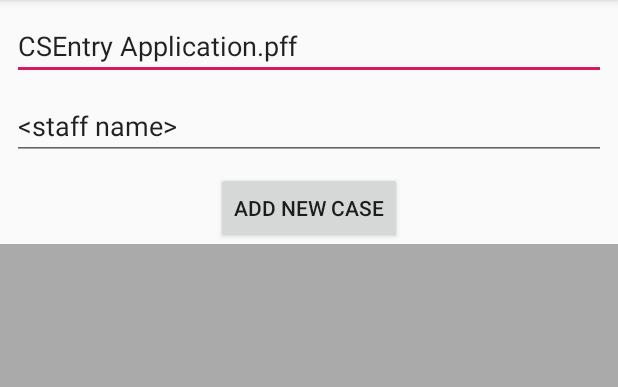
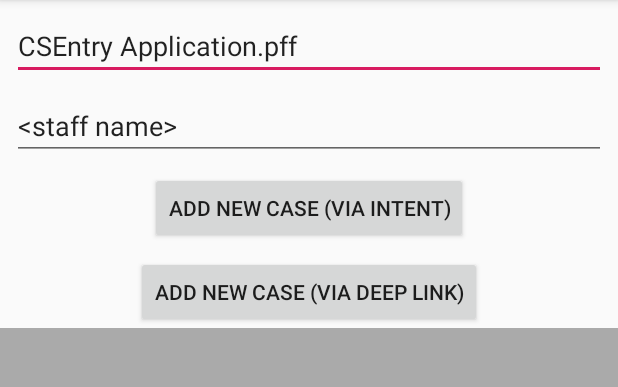
Before and after one commit to CSProDevelopment/CSEntryAndroidLauncher, an Android app: the screen it shows after launch (MainActivity), on a phone screen of 412 x 824 dp, the part 84-471 px from its top. Run offline under Robolectric (Android 15) with nearby library versions, the phone set to English and light mode, and no system bars; our stand-ins replace Room's generated code.

Commit message:
demonstrated launching CSEntry using a deep link (available in CSPro 8.1)

```diff
--- a/app/src/main/java/gov/census/cspro/csentrylauncher/MainActivity.kt
+++ b/app/src/main/java/gov/census/cspro/csentrylauncher/MainActivity.kt
@@ -3,13 +3,13 @@ package gov.census.cspro.csentrylauncher
 import android.content.ActivityNotFoundException
 import android.content.ComponentName
 import android.content.Intent
+import android.net.Uri
 import android.os.Bundle
 import android.widget.Button
 import android.widget.EditText
 import androidx.activity.viewModels
 import androidx.appcompat.app.AlertDialog
 import androidx.appcompat.app.AppCompatActivity
-import androidx.lifecycle.Observer
 import androidx.recyclerview.widget.LinearLayoutManager
 import androidx.recyclerview.widget.RecyclerView
 import java.util.*
@@ -25,11 +25,13 @@ class MainActivity : AppCompatActivity() {
 
         mEditTextPffFile = findViewById(R.id.editTextPff)
         mEditTextStaffName = findViewById(R.id.editTextStaffName)
-        val buttonLaunch = findViewById<Button>(R.id.buttonLaunch)
-        buttonLaunch.setOnClickListener {
-            val pffFile = mEditTextPffFile.text.toString()
-            val staffName = mEditTextStaffName.text.toString()
-            launchCSEntry(pffFile, staffName)
+
+        findViewById<Button>(R.id.buttonLaunchViaIntent).setOnClickListener {
+            launchCSEntryViaIntent(mEditTextPffFile.text.toString(), mEditTextStaffName.text.toString())
+        }
+
+        findViewById<Button>(R.id.buttonLaunchViaDeepLink).setOnClickListener {
+            launchCSEntryViaDeepLink(mEditTextPffFile.text.toString(), mEditTextStaffName.text.toString())
         }
 
         // RecyclerView that displays list of cases from CSPro
@@ -38,13 +40,13 @@ class MainActivity : AppCompatActivity() {
         val adapter = CSProCaseListAdapter(this)
         recyclerView.adapter = adapter
         recyclerView.layoutManager = LinearLayoutManager(this)
-        casesViewModel.allCases.observe(this, Observer { cases ->
+        casesViewModel.allCases.observe(this) { cases ->
             // Update the cached copy of the words in the adapter.
             cases?.let { adapter.setCases(it) }
-        })
+        }
     }
 
-    private fun launchCSEntry(pffFile: String, staffName: String) {
+    private fun launchCSEntryViaIntent(pffFile: String, staffName: String) {
         try {
             val intent = Intent()
             intent.component = ComponentName("gov.census.cspro.csentry", "gov.census.cspro.csentry.ui.EntryActivity")
@@ -57,4 +59,16 @@ class MainActivity : AppCompatActivity() {
             alertDialogBuilder.setMessage(R.string.activity_not_found).show()
         }
     }
+
+    private fun launchCSEntryViaDeepLink(pffFile: String, staffName: String) {
+        val uri = Uri.parse("https://csprousers.org/pff")
+            .buildUpon()
+            .appendPath(pffFile)
+            .appendQueryParameter("STAFF_NAME", staffName)
+            .appendQueryParameter("Key", UUID.randomUUID().toString())
+            .build()
+
+        val intent = Intent(Intent.ACTION_VIEW, uri)
+        startActivity(intent)
+    }
 }
--- a/app/src/main/res/layout/activity_main.xml
+++ b/app/src/main/res/layout/activity_main.xml
@@ -8,37 +8,47 @@
 
     <EditText
         android:id="@+id/editTextPff"
-        android:text="@string/pff_file"
         android:layout_width="match_parent"
         android:layout_height="wrap_content"
         android:layout_marginStart="8dp"
         android:layout_marginTop="8dp"
         android:layout_marginEnd="8dp"
+        android:text="@string/pff_file"
         app:layout_constraintEnd_toEndOf="parent"
         app:layout_constraintStart_toStartOf="parent"
         app:layout_constraintTop_toTopOf="parent" />
 
     <EditText
         android:id="@+id/editTextStaffName"
-        android:text="@string/staff_name"
         android:layout_width="match_parent"
         android:layout_height="wrap_content"
         android:layout_marginStart="8dp"
         android:layout_marginTop="8dp"
         android:layout_marginEnd="8dp"
+        android:text="@string/staff_name"
         app:layout_constraintEnd_toEndOf="parent"
         app:layout_constraintStart_toStartOf="parent"
         app:layout_constraintTop_toBottomOf="@id/editTextPff" />
 
     <Button
-        android:id="@+id/buttonLaunch"
+        android:id="@+id/buttonLaunchViaIntent"
         android:layout_width="wrap_content"
         android:layout_height="wrap_content"
         android:layout_marginTop="8dp"
-        android:text="@string/launch"
+        android:text="@string/launchViaIntent"
         app:layout_constraintEnd_toEndOf="parent"
         app:layout_constraintStart_toStartOf="parent"
         app:layout_constraintTop_toBottomOf="@id/editTextStaffName" />
+
+    <Button
+        android:id="@+id/buttonLaunchViaDeepLink"
+        android:layout_width="wrap_content"
+        android:layout_height="wrap_content"
+        android:layout_marginTop="8dp"
+        android:text="@string/launchViaDeepLink"
+        app:layout_constraintEnd_toEndOf="parent"
+        app:layout_constraintStart_toStartOf="parent"
+        app:layout_constraintTop_toBottomOf="@id/buttonLaunchViaIntent" />
 
     <androidx.recyclerview.widget.RecyclerView
         android:id="@+id/recyclerview"
@@ -49,7 +59,7 @@
         app:layout_constraintBottom_toBottomOf="parent"
         app:layout_constraintLeft_toLeftOf="parent"
         app:layout_constraintRight_toRightOf="parent"
-        app:layout_constraintTop_toBottomOf="@id/buttonLaunch" />
+        app:layout_constraintTop_toBottomOf="@id/buttonLaunchViaDeepLink" />
 
 
 </androidx.constraintlayout.widget.ConstraintLayout>
--- a/app/src/main/res/values/strings.xml
+++ b/app/src/main/res/values/strings.xml
@@ -1,6 +1,7 @@
 <resources>
     <string name="app_name">CSEntry Launcher</string>
-    <string name="launch">Add New Case</string>
+    <string name="launchViaIntent">Add New Case (via Intent)</string>
+    <string name="launchViaDeepLink">Add New Case (via Deep Link)</string>
     <string name="pff_file">CSEntry Application.pff</string>
     <string name="staff_name">&lt;staff name&gt;</string>
     <string name="activity_not_found">Failed to launch CSEntry. Make sure it is installed on this device.</string>
```
Also changed, not shown: gradle/wrapper/gradle-wrapper.properties (deleted), 2 other files.
